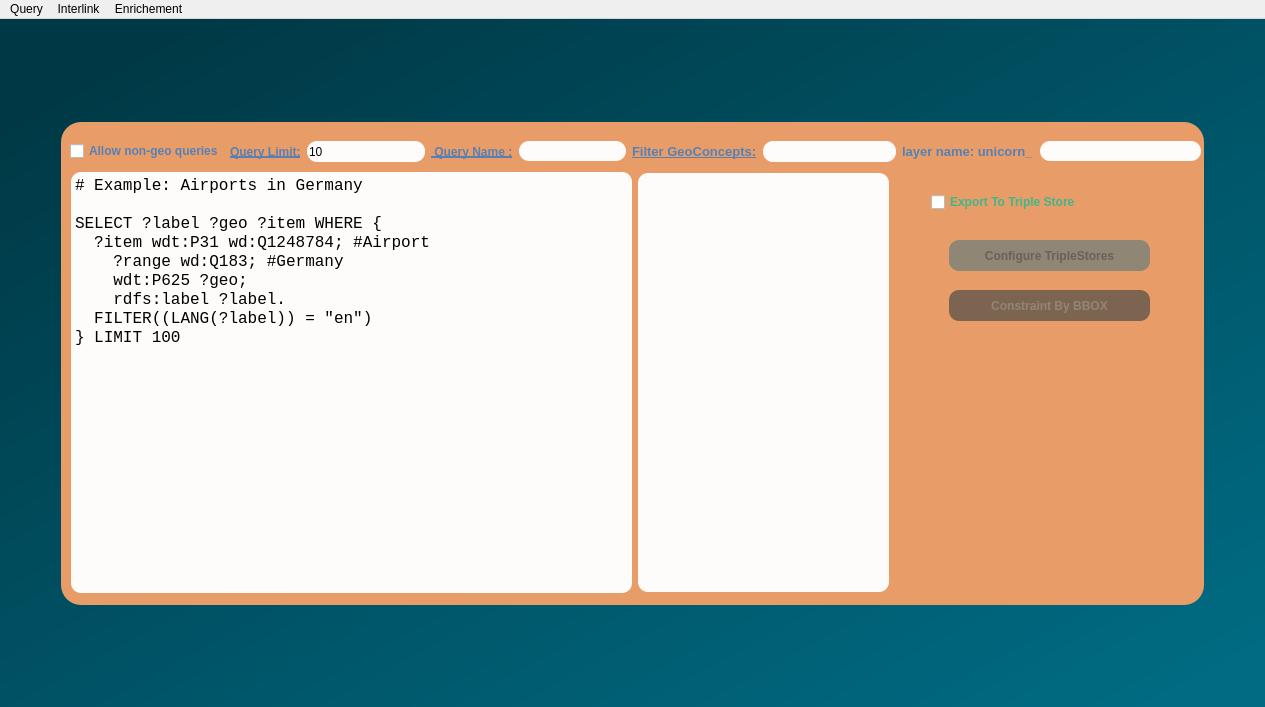
Old version of the form sparql_unicorn_dialog_base_simp_blorange.ui in the repository Cprudhomme/SpaLOD_qgis_plugin.
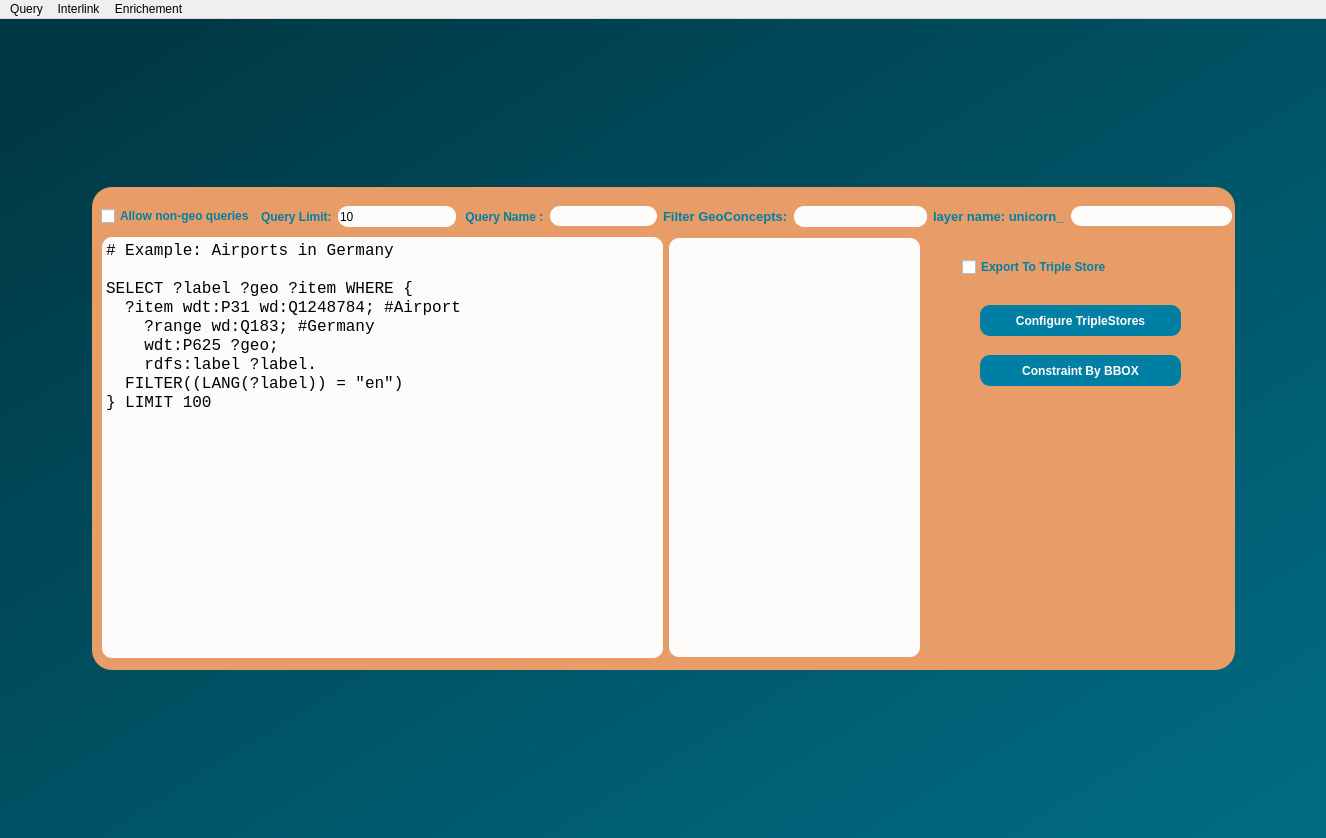
New version of the form.

```diff
--- a/sparql_unicorn_dialog_base_simp_blorange.ui
+++ b/sparql_unicorn_dialog_base_simp_blorange.ui
@@ -6,8 +6,8 @@
    <rect>
     <x>0</x>
     <y>0</y>
-    <width>1265</width>
-    <height>707</height>
+    <width>1326</width>
+    <height>838</height>
    </rect>
   </property>
   <property name="windowTitle">
@@ -119,7 +119,7 @@
            </font>
           </property>
           <property name="styleSheet">
-           <string notr="true">color: rgb(87, 129, 180);</string>
+           <string notr="true">color:rgb(0, 127, 165);</string>
           </property>
           <property name="text">
            <string>Allow non-geo queries</string>
@@ -135,11 +135,11 @@
               <pointsize>9</pointsize>
               <weight>75</weight>
               <bold>true</bold>
-              <underline>true</underline>
+              <underline>false</underline>
              </font>
             </property>
             <property name="styleSheet">
-             <string notr="true">color: rgb(87, 129, 180);</string>
+             <string notr="true">color:rgb(0, 127, 165);</string>
             </property>
             <property name="text">
              <string>Query Limit:</string>
@@ -177,11 +177,11 @@
               <pointsize>9</pointsize>
               <weight>75</weight>
               <bold>true</bold>
-              <underline>true</underline>
+              <underline>false</underline>
              </font>
             </property>
             <property name="styleSheet">
-             <string notr="true">color: rgb(87, 129, 180);</string>
+             <string notr="true">color:rgb(0, 127, 165);</string>
             </property>
             <property name="text">
              <string> Query Name :</string>
@@ -216,12 +216,11 @@
               <pointsize>10</pointsize>
               <weight>75</weight>
               <bold>true</bold>
-              <underline>true</underline>
+              <underline>false</underline>
              </font>
             </property>
             <property name="styleSheet">
-             <string notr="true">
-color: rgb(87, 129, 180);</string>
+             <string notr="true">color:rgb(0, 127, 165);</string>
             </property>
             <property name="text">
              <string>Filter GeoConcepts:</string>
@@ -260,7 +259,7 @@
              </font>
             </property>
             <property name="styleSheet">
-             <string notr="true">color: rgb(87, 129, 180);</string>
+             <string notr="true">color:rgb(0, 127, 165);</string>
             </property>
             <property name="text">
              <string>layer name: unicorn_</string>
@@ -402,9 +401,9 @@
              <property name="styleSheet">
               <string notr="true">
 
-background-color: rgb(124, 100, 80);
+background-color:rgb(0, 127, 165);
 border-radius:10px;
-color: rgb(143, 134, 117);</string>
+color: rgb(255, 255, 255);</string>
              </property>
              <property name="text">
               <string>Constraint By BBOX</string>
@@ -438,9 +437,9 @@
              </property>
              <property name="styleSheet">
               <string notr="true">
-color: rgb(104, 97, 92);
+background-color:rgb(0, 127, 165);
 border-radius:10px;
-background-color: rgb(143, 134, 117);</string>
+color: rgb(255, 255, 255);</string>
              </property>
              <property name="text">
               <string>Configure TripleStores</string>
@@ -469,8 +468,7 @@
           </property>
           <property name="styleSheet">
            <string notr="true">
-color: rgb(64, 182, 139);
-
+color:rgb(0, 127, 165);
 </string>
           </property>
           <property name="text">
@@ -489,7 +487,7 @@
     <rect>
      <x>0</x>
      <y>0</y>
-     <width>1265</width>
+     <width>1326</width>
      <height>21</height>
     </rect>
    </property>
```
Left out of the diff: 52 changed lines with no effect on the pictures.
